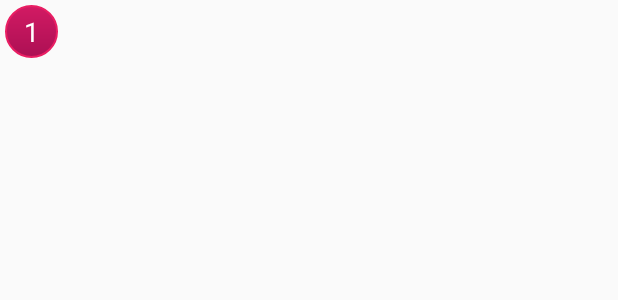
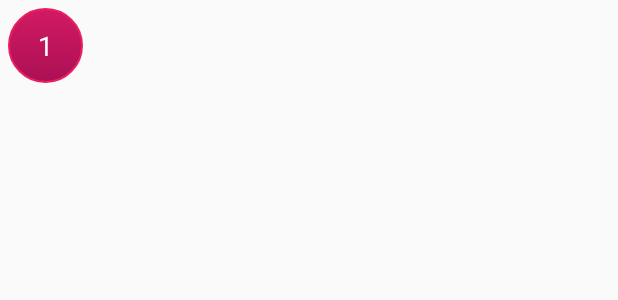
Before and after one commit to 0xoc/PersianCalendar, an Android app: the layout list_row.xml on its own in the app's theme, with its tools: preview values and no code run, on a phone screen of 412 x 824 dp. Shown: the top 300 px of the screen. Run offline under Robolectric (Android 15) with nearby library versions, the light colour scheme and no system bars.

Commit message:
Header change more organize

```diff
--- a/app/src/main/AndroidManifest.xml
+++ b/app/src/main/AndroidManifest.xml
@@ -4,7 +4,7 @@
 
     <application
         android:allowBackup="true"
-        android:icon="@mipmap/ic_launcher"
+        android:icon="@drawable/mainicon"
         android:label="@string/app_name"
         android:roundIcon="@mipmap/ic_launcher_round"
         android:supportsRtl="true"
@@ -16,7 +16,9 @@
                 <category android:name="android.intent.category.LAUNCHER" />
             </intent-filter>
         </activity>
-        <activity android:name=".ConvertDateTest"></activity>
+        <activity android:name=".ConvertDateTest" />
+        <activity android:name=".MainActivity" />
+        <activity android:name=".DayView"></activity>
     </application>
 
 </manifest>
--- /dev/null
+++ b/app/src/main/res/drawable/buttonsshape.xml
@@ -0,0 +1,6 @@
+<?xml version="1.0" encoding="utf-8"?>
+<shape xmlns:android="http://schemas.android.com/apk/res/android"
+    android:shape="oval" >
+    <solid android:color="#ffff" ></solid>
+
+</shape>
--- a/app/src/main/res/layout/activity_main.xml
+++ b/app/src/main/res/layout/activity_main.xml
@@ -10,7 +10,7 @@
     <ImageView
         android:layout_width="match_parent"
         android:layout_height="150dp"
-        android:src="@drawable/offers_myket"
+        android:src="@drawable/calendar"
         android:scaleType="centerCrop"/>
     <android.support.v7.widget.RecyclerView
         android:id="@+id/drawerList"
--- a/app/src/main/res/layout/list_row.xml
+++ b/app/src/main/res/layout/list_row.xml
@@ -1,20 +1,18 @@
 <?xml version="1.0" encoding="utf-8"?>
 <RelativeLayout xmlns:android="http://schemas.android.com/apk/res/android"
-    android:layout_height="wrap_content"
-    android:layout_width="wrap_content"
-    android:padding="3dp"
-    android:id="@+id/item">
+    android:id="@+id/item"
+    android:layout_width="50dp"
+    android:layout_height="50dp"
+    android:layout_margin="5dp">
+
     <TextView
-        android:layout_width="35dp"
-        android:layout_height="35dp"
+        android:id="@+id/title"
+        android:layout_width="match_parent"
+        android:layout_height="match_parent"
+        android:background="@drawable/round_item"
+        android:gravity="center"
         android:text="1"
-        android:layout_marginRight="15dp"
-        android:background="@drawable/round_item"
         android:textColor="#fff"
-        android:padding="5dp"
-        android:textAlignment="center"
-        android:textSize="@dimen/dateTextSize"
-        android:id="@+id/title"
-        />
+        android:textSize="@dimen/dateTextSize" />
 
 </RelativeLayout>
```
Also changed, not shown: app/src/main/java/com/operatoroverloading/persiancalendar/CalendarAdapter.java (+9 -1 lines), app/src/main/java/com/operatoroverloading/persiancalendar/DayView.java (added, +13 -0 lines), app/src/main/java/com/operatoroverloading/persiancalendar/Home.java (+19 -0 lines), app/src/main/java/com/operatoroverloading/persiancalendar/MainActivity.java (+4 -4 lines), app/src/main/res/layout/activity_day_view.xml (added, +9 -0 lines), app/src/main/res/drawable/mainicon.png (added).
